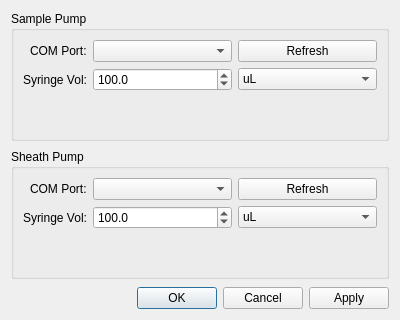
KPT1020/mib-studio-qt, file resources/ui/SyringePumpSettingsDialog.ui: the form before one commit.
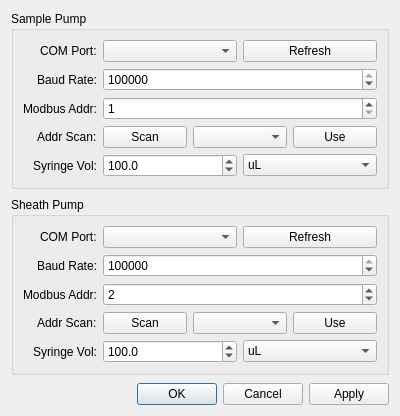
The form after the commit.

Commit message:
Implement per-pump Modbus address scanning and configuration in SyringePumpSettingsDialog
- Added `scanModbusAddresses` method in `SyringePumpService` for discovering responsive Modbus addresses on specified COM ports.
- Enhanced `SyringePumpSettingsDialog` with new UI elements for per-pump baud rate and address configuration, including buttons for scanning and applying discovered addresses.
- Updated configuration loading and saving to persist baud rate and address settings for both sample and sheath pumps.

```diff
--- a/resources/ui/SyringePumpSettingsDialog.ui
+++ b/resources/ui/SyringePumpSettingsDialog.ui
@@ -42,9 +42,52 @@
        </layout>
       </item>
       <item row="1" column="0">
-       <widget class="QLabel"><property name="text"><string>Syringe Vol:</string></property></widget>
+       <widget class="QLabel"><property name="text"><string>Baud Rate:</string></property></widget>
       </item>
       <item row="1" column="1">
+       <widget class="QSpinBox" name="sampleBaudRateSpinBox">
+        <property name="minimum"><number>1200</number></property>
+        <property name="maximum"><number>921600</number></property>
+        <property name="value"><number>115200</number></property>
+        <property name="singleStep"><number>1200</number></property>
+       </widget>
+      </item>
+      <item row="2" column="0">
+       <widget class="QLabel"><property name="text"><string>Modbus Addr:</string></property></widget>
+      </item>
+      <item row="2" column="1">
+       <widget class="QSpinBox" name="sampleAddressSpinBox">
+        <property name="minimum"><number>1</number></property>
+        <property name="maximum"><number>247</number></property>
+        <property name="value"><number>1</number></property>
+       </widget>
+      </item>
+      <item row="3" column="0">
+       <widget class="QLabel"><property name="text"><string>Addr Scan:</string></property></widget>
+      </item>
+      <item row="3" column="1">
+       <layout class="QHBoxLayout">
+        <item>
+         <widget class="QPushButton" name="sampleScanAddrBtn">
+          <property name="text"><string>Scan</string></property>
+         </widget>
+        </item>
+        <item>
+         <widget class="QComboBox" name="sampleScanResultCombo">
+          <property name="minimumContentsLength"><number>8</number></property>
+         </widget>
+        </item>
+        <item>
+         <widget class="QPushButton" name="sampleApplyScanAddrBtn">
+          <property name="text"><string>Use</string></property>
+         </widget>
+        </item>
+       </layout>
+      </item>
+      <item row="4" column="0">
+       <widget class="QLabel"><property name="text"><string>Syringe Vol:</string></property></widget>
+      </item>
+      <item row="4" column="1">
        <layout class="QHBoxLayout">
         <item>
          <widget class="QDoubleSpinBox" name="sampleSyringeVolSpinBox">
@@ -92,9 +135,52 @@
        </layout>
       </item>
       <item row="1" column="0">
-       <widget class="QLabel"><property name="text"><string>Syringe Vol:</string></property></widget>
+       <widget class="QLabel"><property name="text"><string>Baud Rate:</string></property></widget>
       </item>
       <item row="1" column="1">
+       <widget class="QSpinBox" name="sheathBaudRateSpinBox">
+        <property name="minimum"><number>1200</number></property>
+        <property name="maximum"><number>921600</number></property>
+        <property name="value"><number>115200</number></property>
+        <property name="singleStep"><number>1200</number></property>
+       </widget>
+      </item>
+      <item row="2" column="0">
+       <widget class="QLabel"><property name="text"><string>Modbus Addr:</string></property></widget>
+      </item>
+      <item row="2" column="1">
+       <widget class="QSpinBox" name="sheathAddressSpinBox">
+        <property name="minimum"><number>1</number></property>
+        <property name="maximum"><number>247</number></property>
+        <property name="value"><number>2</number></property>
+       </widget>
+      </item>
+      <item row="3" column="0">
+       <widget class="QLabel"><property name="text"><string>Addr Scan:</string></property></widget>
+      </item>
+      <item row="3" column="1">
+       <layout class="QHBoxLayout">
+        <item>
+         <widget class="QPushButton" name="sheathScanAddrBtn">
+          <property name="text"><string>Scan</string></property>
+         </widget>
+        </item>
+        <item>
+         <widget class="QComboBox" name="sheathScanResultCombo">
+          <property name="minimumContentsLength"><number>8</number></property>
+         </widget>
+        </item>
+        <item>
+         <widget class="QPushButton" name="sheathApplyScanAddrBtn">
+          <property name="text"><string>Use</string></property>
+         </widget>
+        </item>
+       </layout>
+      </item>
+      <item row="4" column="0">
+       <widget class="QLabel"><property name="text"><string>Syringe Vol:</string></property></widget>
+      </item>
+      <item row="4" column="1">
        <layout class="QHBoxLayout">
         <item>
          <widget class="QDoubleSpinBox" name="sheathSyringeVolSpinBox">
```
The commit also changes 7 other files.
